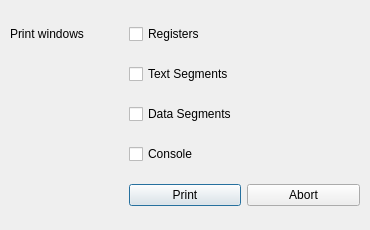
This is QtSpim/printwindows.ui in billsix/spim as Qt 5 draws it before an edit. The edited form follows.
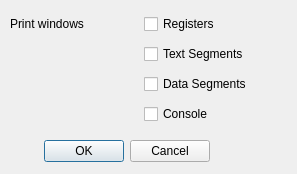
This is the edited form.

Commit message: Setting dialog

```diff
--- a/QtSpim/printwindows.ui
+++ b/QtSpim/printwindows.ui
@@ -6,8 +6,8 @@
    <rect>
     <x>0</x>
     <y>0</y>
-    <width>370</width>
-    <height>230</height>
+    <width>297</width>
+    <height>174</height>
    </rect>
   </property>
   <property name="windowTitle">
@@ -18,8 +18,8 @@
     <rect>
      <x>10</x>
      <y>10</y>
-     <width>350</width>
-     <height>210</height>
+     <width>261</width>
+     <height>121</height>
     </rect>
    </property>
    <layout class="QGridLayout" name="gridLayout">
@@ -58,24 +58,24 @@
       </property>
      </widget>
     </item>
-    <item row="6" column="1">
-     <widget class="QPushButton" name="SavePushButton">
-      <property name="text">
-       <string>Print</string>
-      </property>
-     </widget>
-    </item>
-    <item row="6" column="2">
-     <widget class="QPushButton" name="AbortPushButton">
-      <property name="text">
-       <string>Abort</string>
-      </property>
-     </widget>
-    </item>
    </layout>
   </widget>
-  <zorder>verticalLayoutWidget</zorder>
-  <zorder>AbortPushButton</zorder>
+  <widget class="QDialogButtonBox" name="buttonBox">
+   <property name="geometry">
+    <rect>
+     <x>-10</x>
+     <y>140</y>
+     <width>273</width>
+     <height>23</height>
+    </rect>
+   </property>
+   <property name="standardButtons">
+    <set>QDialogButtonBox::Cancel|QDialogButtonBox::Ok</set>
+   </property>
+   <property name="centerButtons">
+    <bool>true</bool>
+   </property>
+  </widget>
  </widget>
  <resources/>
  <connections>
```
Left out of the diff: 24 changed lines with no effect on the pictures. The commit also changes 23 other files.
